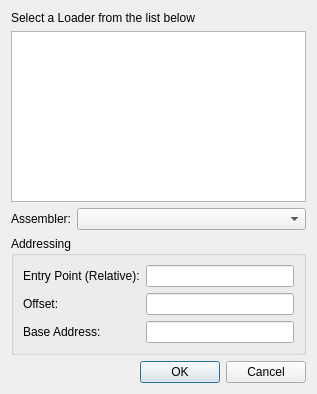
Above: dialogs/loaderdialog/loaderdialog.ui from REDasmOrg/REDasm before the change. Below: the same form after it.
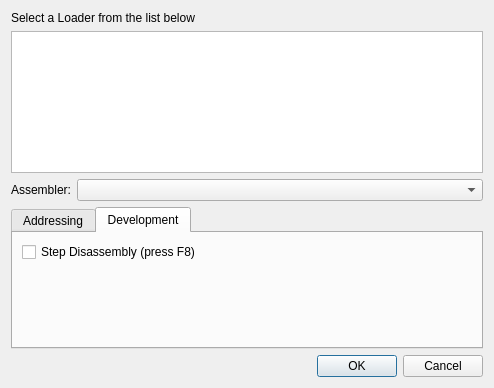
That is the form after the change. The open tabs and pages were chosen to show the change.

The edit to the form file:
```diff
--- a/dialogs/loaderdialog/loaderdialog.ui
+++ b/dialogs/loaderdialog/loaderdialog.ui
@@ -6,8 +6,8 @@
    <rect>
     <x>0</x>
     <y>0</y>
-    <width>317</width>
-    <height>394</height>
+    <width>494</width>
+    <height>388</height>
    </rect>
   </property>
   <property name="windowTitle">
@@ -16,7 +16,7 @@
   <property name="modal">
    <bool>true</bool>
   </property>
-  <layout class="QVBoxLayout" name="verticalLayout_2">
+  <layout class="QVBoxLayout" name="verticalLayout_3" stretch="0,1,0,1,0">
    <item>
     <widget class="QLabel" name="label_6">
      <property name="text">
@@ -52,14 +52,33 @@
     </layout>
    </item>
    <item>
-    <widget class="QGroupBox" name="groupBox">
-     <property name="title">
+    <widget class="QTabWidget" name="tabWidget">
+     <property name="currentIndex">
+      <number>0</number>
+     </property>
+     <widget class="QWidget" name="tabAddressing">
+      <property name="enabled">
+       <bool>true</bool>
+      </property>
+      <attribute name="title">
       <string>Addressing</string>
-     </property>
-     <property name="flat">
-      <bool>false</bool>
-     </property>
+      </attribute>
      <layout class="QVBoxLayout" name="verticalLayout">
+       <property name="spacing">
+        <number>0</number>
+       </property>
+       <property name="leftMargin">
+        <number>0</number>
+       </property>
+       <property name="topMargin">
+        <number>0</number>
+       </property>
+       <property name="rightMargin">
+        <number>0</number>
+       </property>
+       <property name="bottomMargin">
+        <number>0</number>
+       </property>
       <item>
        <layout class="QGridLayout" name="gridLayout" columnstretch="0,0,0">
         <item row="0" column="1" colspan="2">
@@ -95,6 +114,34 @@
        </layout>
       </item>
      </layout>
+     </widget>
+     <widget class="QWidget" name="tabDevelopment">
+      <attribute name="title">
+       <string>Development</string>
+      </attribute>
+      <layout class="QVBoxLayout" name="verticalLayout_2">
+       <item>
+        <widget class="QCheckBox" name="chbStepDisassembly">
+         <property name="text">
+          <string>Step Disassembly (press F8)</string>
+         </property>
+        </widget>
+       </item>
+       <item>
+        <spacer name="verticalSpacer">
+         <property name="orientation">
+          <enum>Qt::Vertical</enum>
+         </property>
+         <property name="sizeHint" stdset="0">
+          <size>
+           <width>20</width>
+           <height>40</height>
+          </size>
+         </property>
+        </spacer>
+       </item>
+      </layout>
+     </widget>
     </widget>
    </item>
    <item>
```
Lines whose indentation alone changed are shown as unchanged.
